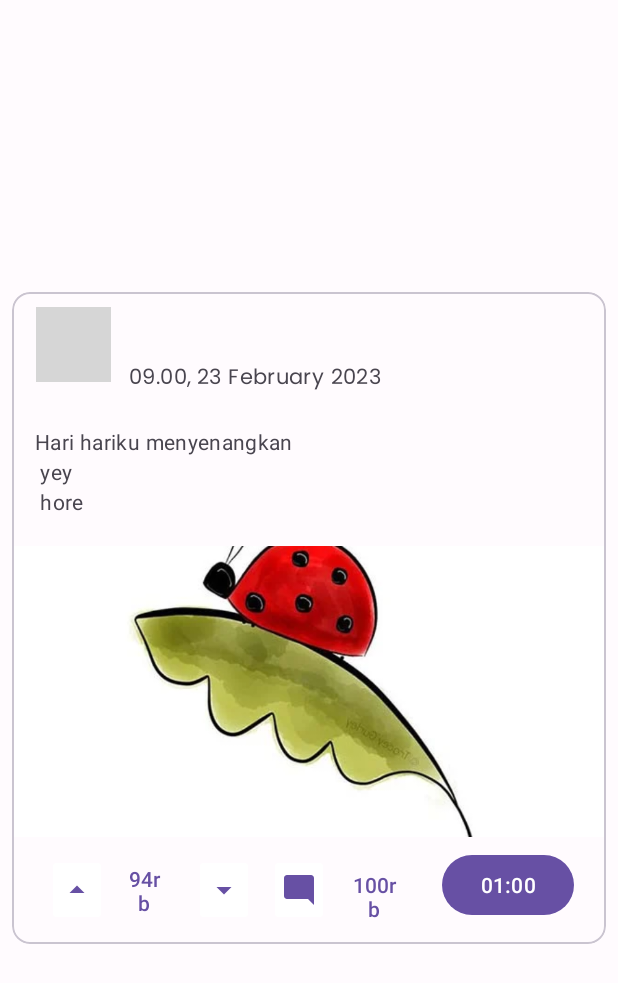
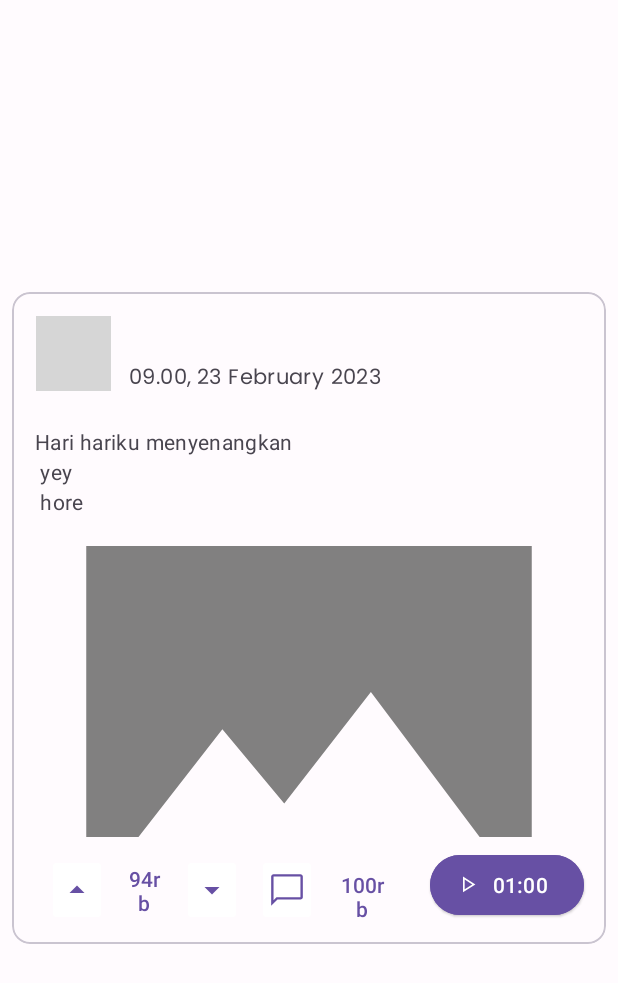
Before and after one commit to C23-PS376/SpeakSure_MobileApps, an Android app: the layout item_thread.xml on its own in the app's theme, with its tools: preview values and no code run, on a phone screen of 412 x 824 dp. Shown: the top 983 px of the screen. Run offline under Robolectric (Android 15) with nearby library versions, the phone set to English and light mode, and no system bars; grey boxes are pictures that could not be loaded.

Commit message:
fix desain thread

```diff
--- /dev/null
+++ b/app/src/main/res/drawable/ic_baseline_insert_photo_24.xml
@@ -0,0 +1,5 @@
+<vector android:height="15dp" android:tint="#818080"
+    android:viewportHeight="24" android:viewportWidth="24"
+    android:width="15dp" xmlns:android="http://schemas.android.com/apk/res/android">
+    <path android:fillColor="@android:color/white" android:pathData="M21,19V5c0,-1.1 -0.9,-2 -2,-2H5c-1.1,0 -2,0.9 -2,2v14c0,1.1 0.9,2 2,2h14c1.1,0 2,-0.9 2,-2zM8.5,13.5l2.5,3.01L14.5,12l4.5,6H5l3.5,-4.5z"/>
+</vector>
--- /dev/null
+++ b/app/src/main/res/drawable/ic_chat_bubble_fill0_wght400_grad0_opsz48.xml
@@ -0,0 +1,9 @@
+<vector xmlns:android="http://schemas.android.com/apk/res/android"
+    android:width="25dp"
+    android:height="25dp"
+    android:viewportWidth="960"
+    android:viewportHeight="960">
+  <path
+      android:fillColor="#6750A4"
+      android:pathData="M80,880v-740q0,-24 18,-42t42,-18h680q24,0 42,18t18,42v520q0,24 -18,42t-42,18L240,720L80,880ZM214,660h606v-520L140,140v600l74,-80ZM140,660v-520,520Z"/>
+</vector>
--- /dev/null
+++ b/app/src/main/res/drawable/ic_play_arrow_fill0_wght400_grad0_opsz48.xml
@@ -0,0 +1,9 @@
+<vector xmlns:android="http://schemas.android.com/apk/res/android"
+    android:width="48dp"
+    android:height="48dp"
+    android:viewportWidth="960"
+    android:viewportHeight="960">
+  <path
+      android:fillColor="#FFFFFF"
+      android:pathData="M320,757v-560l440,280 -440,280ZM380,477ZM380,648 L649,477 380,306v342Z"/>
+</vector>
--- a/app/src/main/res/layout/item_thread.xml
+++ b/app/src/main/res/layout/item_thread.xml
@@ -6,6 +6,7 @@
     xmlns:app="http://schemas.android.com/apk/res-auto"
     android:layout_gravity="center"
     android:id="@+id/card"
+    card_view:strokeColor="@color/md_theme_dark_onSurfaceVariant"
     android:layout_width="match_parent"
     android:layout_height="wrap_content"
     android:layout_margin="8dp">
@@ -28,6 +29,7 @@
                 card_view:layout_constraintBottom_toBottomOf="parent"
                 card_view:layout_constraintStart_toStartOf="parent"
                 card_view:layout_constraintTop_toTopOf="parent"
+                card_view:layout_constraintVertical_bias="0.8"
                 tools:src="@tools:sample/avatars" />
 
             <TextView
@@ -97,7 +99,7 @@
         <ImageView
             android:layout_width="match_parent"
             android:layout_height="194dp"
-            app:srcCompat="@drawable/img"
+            app:srcCompat="@drawable/ic_baseline_insert_photo_24"
             android:scaleType="centerCrop"
             android:contentDescription="@string/content_description_media" />
             />
@@ -124,7 +126,6 @@
                 style="?attr/borderlessButtonStyle"
                 android:layout_width="50dp"
                 android:layout_height="match_parent"
-                android:layout_marginEnd="8dp"
                 android:text="@string/JumlahUp" />
 
             <ImageButton
@@ -142,7 +143,7 @@
                 android:layout_gravity="center"
                 android:layout_marginStart="10dp"
                 android:backgroundTint="@color/cardview_light_background"
-                android:src="@drawable/ic_baseline_mode_comment_24" />
+                android:src="@drawable/ic_chat_bubble_fill0_wght400_grad0_opsz48" />
 
             <com.google.android.material.button.MaterialButton
                 android:layout_width="60dp"
@@ -153,9 +154,15 @@
                 />
 
             <Button
+                style="@style/Widget.Material3.Button.ElevatedButton.Icon"
+                android:id="@+id/btn_play_thread"
                 android:layout_width="wrap_content"
                 android:layout_height="wrap_content"
                 android:layout_marginStart="15dp"
+                android:backgroundTint="@color/seed"
+                android:textColor="@color/md_theme_light_onPrimary"
+                app:icon="@drawable/ic_play_arrow_fill0_wght400_grad0_opsz48"
+                app:iconTint="@color/md_theme_light_onPrimary"
                 android:text="@string/duration"/>
         </LinearLayout>
 
```
Also changed, not shown: app/src/main/res/drawable-v24/img.png (deleted).
